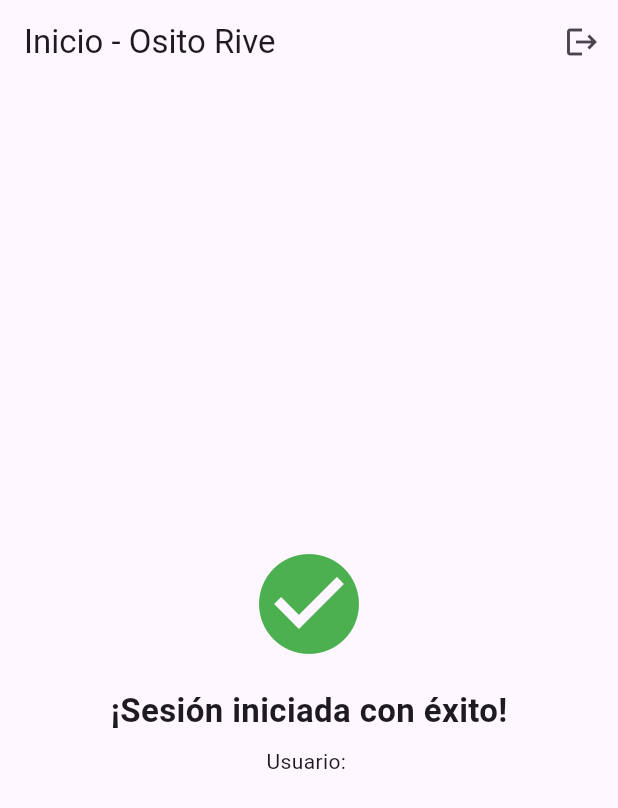
After one commit to FatimaHoil/login_bear_animation, a Flutter app: the screen it shows once a user with an empty profile is signed in, after a tap on the "logout" icon, on a phone screen of 412 x 824 dp. The commit adds this screen. Shown: the top 808 px of the screen. Run offline on Flutter 3.47's test engine with Material 3 defaults, Android fonts, the phone set to English and light mode, and no system bars; our stand-ins replace firebase_auth, firebase_core, rive; accounts and stored records are empty.

Commit message:
Fase 2: Pantalla de Acceso (Sign In) e Integración con Rive

```diff
--- a/lib/main.dart
+++ b/lib/main.dart
@@ -1,19 +1,15 @@
 import 'package:flutter/material.dart';
 import 'package:firebase_core/firebase_core.dart';
+import 'package:firebase_auth/firebase_auth.dart';
 
 import 'firebase_options.dart';
 
 import 'package:login_bear_animation/screens/login_screen.dart';
+import 'package:login_bear_animation/screens/home_screen.dart';
 
 void main() async {
-  // Asegura que los bindings de Flutter estén listos
   WidgetsFlutterBinding.ensureInitialized();
-
-  // Inicializa Firebase con las credenciales de tu proyecto
   await Firebase.initializeApp(options: DefaultFirebaseOptions.currentPlatform);
-
-  debugPrint('🔥 Firebase inicializado con éxito');
-
   runApp(const MyApp());
 }
 
@@ -29,7 +25,24 @@ class MyApp extends StatelessWidget {
         colorScheme: ColorScheme.fromSeed(seedColor: Colors.deepPurple),
         useMaterial3: true,
       ),
-      home: const LoginScreen(),
+      // Escucha en tiempo real si el usuario tiene la sesión iniciada o no
+      home: StreamBuilder<User?>(
+        stream: FirebaseAuth.instance.authStateChanges(),
+        builder: (context, snapshot) {
+          // Mientras verifica si hay sesión activa
+          if (snapshot.connectionState == ConnectionState.waiting) {
+            return const Scaffold(
+              body: Center(child: CircularProgressIndicator()),
+            );
+          }
+          // Si ya inició sesión, lo manda directo a HomeScreen
+          if (snapshot.hasData) {
+            return const HomeScreen();
+          }
+          // Si no hay sesión, muestra la pantalla del osito
+          return const LoginScreen();
+        },
+      ),
     );
   }
 }
--- /dev/null
+++ b/lib/screens/home_screen.dart
@@ -0,0 +1,41 @@
+import 'package:flutter/material.dart';
+import 'package:firebase_auth/firebase_auth.dart';
+
+class HomeScreen extends StatelessWidget {
+  const HomeScreen({super.key});
+
+  @override
+  Widget build(BuildContext context) {
+    final user = FirebaseAuth.instance.currentUser;
+
+    return Scaffold(
+      appBar: AppBar(
+        title: const Text('Inicio - Osito Rive'),
+        actions: [
+          IconButton(
+            icon: const Icon(Icons.logout),
+            tooltip: 'Cerrar sesión',
+            onPressed: () async {
+              await FirebaseAuth.instance.signOut();
+            },
+          ),
+        ],
+      ),
+      body: Center(
+        child: Column(
+          mainAxisAlignment: MainAxisAlignment.center,
+          children: [
+            const Icon(Icons.check_circle, color: Colors.green, size: 80),
+            const SizedBox(height: 16),
+            const Text(
+              '¡Sesión iniciada con éxito!',
+              style: TextStyle(fontSize: 22, fontWeight: FontWeight.bold),
+            ),
+            const SizedBox(height: 8),
+            Text('Usuario: ${user?.email ?? "Invitado"}'),
+          ],
+        ),
+      ),
+    );
+  }
+}
--- a/lib/screens/login_screen.dart
+++ b/lib/screens/login_screen.dart
@@ -1,7 +1,8 @@
 import 'package:flutter/material.dart';
 import 'package:rive/rive.dart';
+import 'package:firebase_auth/firebase_auth.dart';
 
-import 'dart:async'; // 3.1 Importar el timer
+import 'dart:async';
 
 class LoginScreen extends StatefulWidget {
   const LoginScreen({super.key});
@@ -13,148 +14,130 @@ class LoginScreen extends StatefulWidget {
 class _LoginScreenState extends State<LoginScreen>
     with SingleTickerProviderStateMixin {
   bool _obscure = true;
+  bool _isLoading = false;
 
-  // ADA 9.1 Estado de Remember me
   bool _rememberMe = false;
-
-  // ADA 9.2 Bandera para saber si la animación está en ejecución
   bool _rememberAnimating = false;
-
-  // ADA 9.3 Controlador de la animación de Remember me
   late AnimationController _rememberController;
-
-  // ADA 9.4 Animación para el efecto del checkbox
   late Animation<double> _rememberScale;
 
-  // 1.1 Crear el cerebro de la animación
   StateMachineController? _controller;
-
-  // SMI: State Machine Input / Entrada de máquina de estado
   SMIBool? _isChecking;
   SMIBool? _isHandsUp;
   SMITrigger? _trigSuccess;
   SMITrigger? _trigFail;
-
-  // 3.2 Variable del recorrido de la mirada
   SMINumber? _numLook;
-
-  // 3.3 Timer para detener la mirada al dejar de escribir
   Timer? _typingDebounce;
 
-  // 2.1 Crear las variables para FocusNode
   final _emailFocus = FocusNode();
   final _passwordFocus = FocusNode();
-
-  // 4.1 Controllers que manipulan lo que el usuario escribe (corregidos con guion bajo)
   final _emailCtrl = TextEditingController();
   final _passCtrl = TextEditingController();
 
-  // 4.2 Errores para mostrarlos en la UI
   String? emailError;
   String? passError;
 
-  // 4.3 Validadores
   bool isValidEmail(String email) {
     final re = RegExp(r'^[^\s@]+@[^\s@]+\.[^\s@]+$');
-
     return re.hasMatch(email);
   }
 
   bool isValidPassword(String pass) {
-    final re = RegExp(
-      r'^(?=.*[a-z])(?=.*[A-Z])(?=.*\d)(?=.*[^A-Za-z0-9]).{8,}$',
-    );
-
-    return re.hasMatch(pass);
+    return pass.length >= 6;
   }
 
-  // ADA 9.5 Dar acción al botón Remember me
   void _toggleRememberMe() {
-    // ADA 9.6 Si la animación está en curso,
-    // ignorar los nuevos clics
     if (_rememberAnimating) return;
-
     setState(() {
-      // ADA 9.7 Bloquear la interacción
       _rememberAnimating = true;
-
-      // ADA 9.8 Cambiar el estado local de Remember me
       _rememberMe = !_rememberMe;
     });
-
-    // ADA 9.9 Iniciar la animación
     _rememberController.forward();
   }
 
-  // 4.4 Dar acción al botón
-  void _onLogin() {
-    // De lo que escribió el usuario, quitar espacios en blanco
+  Future<void> _onLogin() async {
+    if (_isLoading) return;
+
     final email = _emailCtrl.text.trim();
-
     final pass = _passCtrl.text;
 
-    // 4.6 Evaluar los errores
     final eError = isValidEmail(email) ? null : "Invalid email";
+    final pError = isValidPassword(pass)
+        ? null
+        : "Password must be at least 6 characters";
 
-    final pError = isValidPassword(pass) ? null : "Invalid password";
-
-    // 4.7 Avisar que hubo cambios
     setState(() {
       emailError = eError;
-
       passError = pError;
     });
 
-    // 4.8 Cerrar el teclado y bajar las manos
-    FocusScope.of(context).unfocus(); // Quita el foco
-
+    FocusScope.of(context).unfocus();
     _typingDebounce?.cancel();
-
     _isChecking?.change(false);
-
     _isHandsUp?.change(false);
-
     _numLook?.value = 50.0;
 
-    // 4.9 Activar triggers
-    if (eError == null && pError == null) {
+    if (eError != null || pError != null) {
+      _trigFail?.fire();
+      return;
+    }
+
+    setState(() => _isLoading = true);
+
+    try {
+      await FirebaseAuth.instance.signInWithEmailAndPassword(
+        email: email,
+        password: pass,
+      );
+
       _trigSuccess?.fire();
-    } else {
+      await Future.delayed(const Duration(milliseconds: 1200));
+    } on FirebaseAuthException catch (e) {
       _trigFail?.fire();
+
+      String mensaje = 'Authentication failed';
+      if (e.code == 'user-not-found' ||
+          e.code == 'wrong-password' ||
+          e.code == 'invalid-credential') {
+        mensaje = 'Incorrect email or password';
+      } else if (e.code == 'invalid-email') {
+        mensaje = 'Invalid email format';
+      } else if (e.code == 'too-many-requests') {
+        mensaje = 'Too many attempts. Try again later';
+      }
+
+      if (mounted) {
+        ScaffoldMessenger.of(context).showSnackBar(
+          SnackBar(content: Text(mensaje), backgroundColor: Colors.redAccent),
+        );
+      }
+    } finally {
+      if (mounted) {
+        setState(() => _isLoading = false);
+      }
     }
   }
 
-  // 2.2 Listeners (escuchadores de foco)
   @override
   void initState() {
     super.initState();
 
-    // ADA 9.10 Crear el controlador de la animación
     _rememberController = AnimationController(
       vsync: this,
       duration: const Duration(milliseconds: 200),
     );
 
-    // ADA 9.11 Crear efecto de presión en el checkbox
     _rememberScale = Tween<double>(begin: 1.0, end: 0.80).animate(
       CurvedAnimation(parent: _rememberController, curve: Curves.easeInOut),
     );
 
-    // ADA 9.12 Escuchar el estado de la animación
     _rememberController.addStatusListener((status) {
-      // ADA 9.13 Cuando llega al final,
-      // regresar a su tamaño normal
       if (status == AnimationStatus.completed) {
         _rememberController.reverse();
       }
-
-      // ADA 9.14 Cuando regresó completamente
-      // a su estado de reposo
       if (status == AnimationStatus.dismissed) {
         if (!mounted) return;
-
         setState(() {
-          // ADA 9.15 Volver a habilitar los clics
           _rememberAnimating = false;
         });
       }
@@ -162,21 +145,16 @@ class _LoginScreenState extends State<LoginScreen>
 
     _emailFocus.addListener(() {
       if (_emailFocus.hasFocus) {
-        // Al tomar foco el email, el oso mira el texto y baja las manos
         _isChecking?.change(true);
-
         _isHandsUp?.change(false);
       } else {
-        // Al perder el foco, quita la mirada activa
         _isChecking?.change(false);
       }
     });
 
     _passwordFocus.addListener(() {
-      // Manos arriba si la contraseña tiene el foco y está oculta
       if (_passwordFocus.hasFocus) {
         _isChecking?.change(false);
-
         _isHandsUp?.change(_obscure);
       } else {
         _isHandsUp?.change(false);
@@ -184,28 +162,19 @@ class _LoginScreenState extends State<LoginScreen>
     });
   }
 
-  // 2.4 Liberar espacio en memoria
   @override
   void dispose() {
     _emailFocus.dispose();
-
     _passwordFocus.dispose();
-
     _emailCtrl.dispose();
-
     _passCtrl.dispose();
-
-    _typingDebounce?.cancel(); // 3.9 Eliminar el timer
-
-    // ADA 9.16 Liberar el controlador de Remember me
+    _typingDebounce?.cancel();
     _rememberController.dispose();
-
     super.dispose();
   }
 
   @override
   Widget build(BuildContext context) {
-    // Para obtener el tamaño de la pantalla
     final Size size = MediaQuery.of(context).size;
 
     return Scaffold(
@@ -213,150 +182,97 @@ class _LoginScreenState extends State<LoginScreen>
         child: SafeArea(
           child: Padding(
             padding: const EdgeInsets.symmetric(horizontal: 20),
-
             child: Column(
               children: [
                 SizedBox(
                   width: size.width,
-
                   height: 200,
-
                   child: RiveAnimation.asset(
                     'assets/login-bear.riv',
-
                     stateMachines: const ['Login Machine'],
-
-                    // 1.2 Vincular animación
                     onInit: (artboard) {
                       _controller = StateMachineController.fromArtboard(
                         artboard,
                         'Login Machine',
                       );
-
-                      // 1.3 Verificar que inició bien
                       if (_controller == null) return;
-
-                      // Agrega el controlador al escenario / tablero
                       artboard.addController(_controller!);
 
-                      // Vinculamos variables de Rive
                       _isChecking = _controller!.findSMI('isChecking');
-
                       _isHandsUp = _controller!.findSMI('isHandsUp');
-
                       _trigSuccess = _controller!.findSMI('trigSuccess');
-
                       _trigFail = _controller!.findSMI('trigFail');
-
                       _numLook = _controller!.findSMI('numLook');
                     },
                   ),
                 ),
 
-                // Espacio entre animación y campos
                 const SizedBox(height: 10),
 
-                // Campo de texto para Email
                 TextField(
-                  // 4.10 Enlazar controller
                   controller: _emailCtrl,
-
-                  // 2.3 Asignar foco al campo de texto
                   focusNode: _emailFocus,
-
                   keyboardType: TextInputType.emailAddress,
-
                   onChanged: (value) {
                     if (_isChecking != null) {
-                      // Activar modo mirar el texto
                       _isChecking!.change(true);
-
-                      // 3.6 Calcular posición de la mirada según longitud del texto (rango 0 a 100)
                       final look = (value.length / 80.0 * 100.0).clamp(
                         0.0,
                         100.0,
                       );
-
                       _numLook?.value = look;
 
-                      // 3.7 Debounce: si vuelve a teclear, reinicia el temporizador
                       _typingDebounce?.cancel();
-
                       _typingDebounce = Timer(const Duration(seconds: 3), () {
                         if (!mounted) return;
-
-                        // Transcurridos 3 seg sin teclear, deshabilita la mirada activa
                         _isChecking?.change(false);
                       });
                     }
-
                     if (_isHandsUp != null) {
-                      // Asegurar manos abajo en el email
                       _isHandsUp!.change(false);
                     }
                   },
-
                   decoration: InputDecoration(
                     errorText: emailError,
-
                     hintText: 'Email',
-
                     prefixIcon: const Icon(Icons.email),
-
                     border: OutlineInputBorder(
                       borderRadius: BorderRadius.circular(12),
                     ),
                   ),
                 ),
 
-                // Espacio entre Email y Contraseña
                 const SizedBox(height: 10),
 
-                // Campo de texto para contraseña
                 TextField(
-                  // 4.10 Enlazar controller
                   controller: _passCtrl,
-
-                  // 2.3 Asignar foco al campo de texto
                   focusNode: _passwordFocus,
-
                   obscureText: _obscure,
-
                   onChanged: (value) {
                     if (_isHandsUp != null) {
-                      // Taparse los ojos si la contraseña está oculta
                       _isHandsUp!.change(_obscure);
                     }
-
                     if (_isChecking != null) {
                       _isChecking!.change(false);
                     }
                   },
-
                   decoration: InputDecoration(
                     errorText: passError,
-
                     hintText: 'Password',
-
                     prefixIcon: const Icon(Icons.lock),
-
                     suffixIcon: IconButton(
                       icon: Icon(
                         _obscure ? Icons.visibility : Icons.visibility_off,
                       ),
-
                       onPressed: () {
                         setState(() {
                           _obscure = !_obscure;
-
-                          // Si muestra la contraseña, baja las manos; si la oculta, se tapa los ojos
                           if (_isHandsUp != null) {
                             _isHandsUp!.change(_obscure);
                           }
                         });
                       },
                     ),
-
                     border: OutlineInputBorder(
                       borderRadius: BorderRadius.circular(12),
                     ),
@@ -365,65 +281,42 @@ class _LoginScreenState extends State<LoginScreen>
 
                 const SizedBox(height: 12),
 
-                // ADA 9.17 Remember me y texto olvidé la contraseña
                 SizedBox(
                   width: size.width,
-
                   child: Row(
                     mainAxisAlignment: MainAxisAlignment.spaceBetween,
-
                     children: [
-                      // ADA 9.18 Botón Remember me
                       GestureDetector(
-                        // ADA 9.19 Si la animación
-                        // está en curso, onTap queda
-                        // deshabilitado para evitar spam
                         onTap: _rememberAnimating ? null : _toggleRememberMe,
-
                         behavior: HitTestBehavior.opaque,
-
                         child: Row(
                           children: [
-                            // ADA 9.20 Animación visual del checkbox
                             ScaleTransition(
                               scale: _rememberScale,
-
                               child: AnimatedContainer(
                                 duration: const Duration(milliseconds: 200),
-
                                 curve: Curves.easeInOut,
-
                                 width: 20,
-
                                 height: 20,
-
                                 decoration: BoxDecoration(
                                   color: _rememberMe
                                       ? Colors.pinkAccent
                                       : Colors.transparent,
-
                                   borderRadius: BorderRadius.circular(4),
-
                                   border: Border.all(
                                     color: _rememberMe
                                         ? Colors.pinkAccent
                                         : Colors.black54,
-
                                     width: 1.5,
                                   ),
                                 ),
-
                                 child: AnimatedSwitcher(
                                   duration: const Duration(milliseconds: 150),
-
                                   child: _rememberMe
                                       ? const Icon(
                                           Icons.check,
-
                                           key: ValueKey('checked'),
-
                                           size: 15,
-
                                           color: Colors.white,
                                         )
                                       : const SizedBox(
@@ -432,29 +325,21 @@ class _LoginScreenState extends State<LoginScreen>
                                 ),
                               ),
                             ),
-
                             const SizedBox(width: 7),
-
                             const Text(
                               'Remember me',
-
                               style: TextStyle(fontSize: 13),
                             ),
                           ],
                         ),
                       ),
-
-                      // 4.12 Texto olvidé la contraseña (CORREGIDO)
                       const Text(
                         'Forgot Password?',
-
-                        textAlign: TextAlign.right, // Debe ir dentro del Text
-
+                        textAlign: TextAlign.right,
                         style: TextStyle(
                           fontSize: 13,
-
                           decoration: TextDecoration.underline,
-                        ), // Debe ir dentro del Text
+                        ),
                       ),
                     ],
                   ),
@@ -462,49 +347,47 @@ class _LoginScreenState extends State<LoginScreen>
 
                 const SizedBox(height: 15),
 
-                // 4.13 Boton de login (CORREGIDO)
                 MaterialButton(
                   minWidth: size.width,
-
                   height: 50,
-
                   color: Colors.pinkAccent,
-
-                  shape: const RoundedRectangleBorder(), // Ahora está vacío y correcto
-
-                  onPressed: _onLogin, // Debe ir fuera del shape
-
-                  child: const Text(
-                    'Login',
-
-                    style: TextStyle(color: Colors.white),
-                  ), // Debe ir fuera del shape
+                  shape: RoundedRectangleBorder(
+                    borderRadius: BorderRadius.circular(12),
+                  ),
+                  onPressed: _isLoading ? null : _onLogin,
+                  child: _isLoading
+                      ? const SizedBox(
+                          height: 22,
+                          width: 22,
+                          child: CircularProgressIndicator(
+                            color: Colors.white,
+                            strokeWidth: 2.5,
+                          ),
+                        )
+                      : const Text(
+                          'Login',
+                          style: TextStyle(
+                            color: Colors.white,
+                            fontWeight: FontWeight.bold,
+                          ),
+                        ),
                 ),
 
                 const SizedBox(height: 10),
 
                 SizedBox(
                   width: size.width,
-
                   child: Row(
                     mainAxisAlignment: MainAxisAlignment.center,
-
                     children: [
                       const Text("Don't have an account? "),
-
                       TextButton(
                         onPressed: () {},
-
                         child: const Text(
                           'Sign up',
-
                           style: TextStyle(
                             color: Colors.black,
-
-                            // Subrayado
                             decoration: TextDecoration.underline,
-
-                            // Negritas
                             fontWeight: FontWeight.bold,
                           ),
                         ),
```
